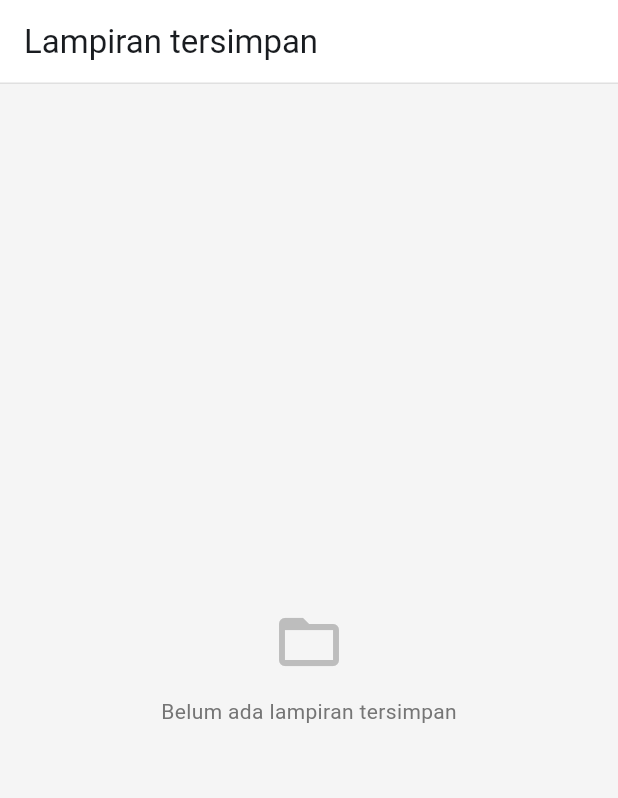
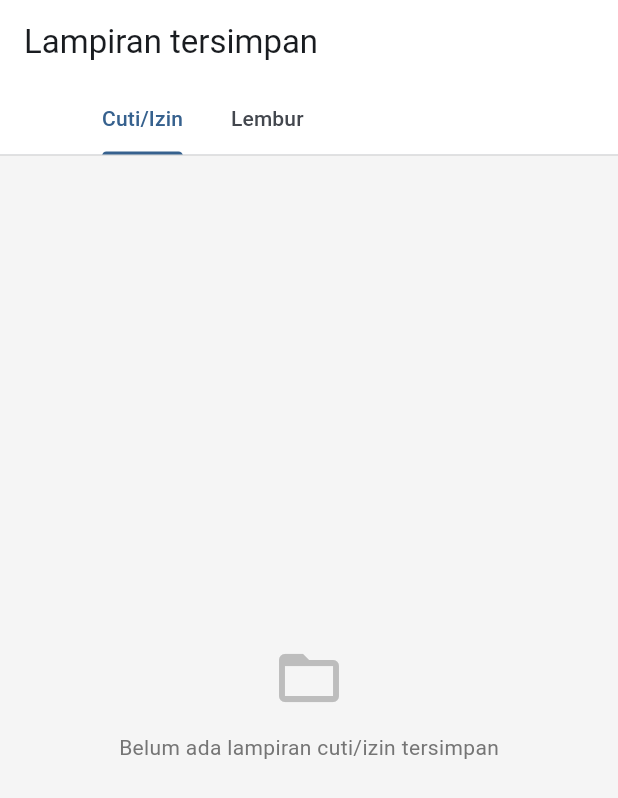
Before and after one commit to SILVERGOLDZ/Logikreasi_Absensi_App, a Flutter app: the DownloadedAttachmentsScreen screen opened by its route, on a phone screen of 412 x 824 dp. Shown: the top 798 px of the screen. Run offline on Flutter 3.47's test engine with Material 3 defaults, Android fonts, the phone set to English and light mode, and no system bars; our stand-ins replace camera, dio, file_picker, firebase_core, firebase_messaging, flutter_local_notifications and 9 more; accounts and stored records are empty; network calls fail.

Commit message:
V1.2.1: fix downloads page->

```diff
--- a/lib/config/attachment_categories.dart
+++ b/lib/config/attachment_categories.dart
@@ -0,0 +1,17 @@
+class AttachmentCategory {
+  final String key;
+  final String label;
+  final String folderName;
+
+  const AttachmentCategory({
+    required this.key,
+    required this.label,
+    required this.folderName,
+  });
+}
+
+const List<AttachmentCategory> kAttachmentCategories = [
+  AttachmentCategory(key: 'leave', label: 'Cuti/Izin', folderName: 'leave_attachments'),
+  AttachmentCategory(key: 'overtime', label: 'Lembur', folderName: 'overtime_attachments'),
+  // tambah kategori baru di sini
+];
--- a/lib/screens/settings/downloaded_attachment_screen.dart
+++ b/lib/screens/settings/downloaded_attachment_screen.dart
@@ -2,6 +2,7 @@ import 'dart:io';
 import 'package:flutter/material.dart';
 import 'package:path_provider/path_provider.dart';
 import '../../widgets/app_scaffold.dart';
+import '../../config/attachment_categories.dart';
 
 class DownloadedAttachmentsScreen extends StatefulWidget {
   const DownloadedAttachmentsScreen({super.key});
@@ -10,7 +11,48 @@ class DownloadedAttachmentsScreen extends StatefulWidget {
   State<DownloadedAttachmentsScreen> createState() => _DownloadedAttachmentsScreenState();
 }
 
-class _DownloadedAttachmentsScreenState extends State<DownloadedAttachmentsScreen> {
+class _DownloadedAttachmentsScreenState extends State<DownloadedAttachmentsScreen>
+    with SingleTickerProviderStateMixin {
+  late final TabController _tab = TabController(length: kAttachmentCategories.length, vsync: this);
+
+  @override
+  void dispose() {
+    _tab.dispose();
+    super.dispose();
+  }
+
+  @override
+  Widget build(BuildContext context) {
+    return AppScaffold(
+      appBar: AppBar(
+        title: const Text('Lampiran tersimpan'),
+        bottom: kAttachmentCategories.length > 1
+            ? TabBar(
+          controller: _tab,
+          isScrollable: true,
+          tabs: kAttachmentCategories.map((c) => Tab(text: c.label)).toList(),
+        )
+            : null,
+      ),
+      body: TabBarView(
+        controller: _tab,
+        children: kAttachmentCategories
+            .map((category) => _CategoryAttachmentList(category: category))
+            .toList(),
+      ),
+    );
+  }
+}
+class _CategoryAttachmentList extends StatefulWidget {
+  const _CategoryAttachmentList({required this.category});
+
+  final AttachmentCategory category;
+
+  @override
+  State<_CategoryAttachmentList> createState() => _CategoryAttachmentListState();
+}
+
+class _CategoryAttachmentListState extends State<_CategoryAttachmentList> {
   bool _loading = true;
   List<File> _files = [];
   int _totalBytes = 0;
@@ -23,7 +65,7 @@ class _DownloadedAttachmentsScreenState extends State<DownloadedAttachmentsScree
 
   Future<Directory> _attachmentDir() async {
     final dir = await getApplicationDocumentsDirectory();
-    return Directory('${dir.path}/leave_attachments');
+    return Directory('${dir.path}/${widget.category.folderName}');
   }
 
   Future<void> _loadFiles() async {
@@ -91,7 +133,7 @@ class _DownloadedAttachmentsScreenState extends State<DownloadedAttachmentsScree
     final confirmed = await showDialog<bool>(
       context: context,
       builder: (ctx) => AlertDialog(
-        title: const Text('Hapus semua lampiran?'),
+        title: Text('Hapus semua lampiran ${widget.category.label}?'),
         content: Text('${_files.length} file akan dihapus permanen dari perangkat ini.'),
         actions: [
           TextButton(onPressed: () => Navigator.pop(ctx, false), child: const Text('Batal')),
@@ -125,40 +167,42 @@ class _DownloadedAttachmentsScreenState extends State<DownloadedAttachmentsScree
 
   @override
   Widget build(BuildContext context) {
-    return AppScaffold(
-      appBar: AppBar(
-        title: const Text('Lampiran tersimpan'),
-        actions: [
-          if (_files.isNotEmpty)
-            IconButton(
-              icon: const Icon(Icons.delete_sweep_outlined),
-              tooltip: 'Hapus semua',
-              onPressed: _confirmDeleteAll,
-            ),
-        ],
-      ),
-      body: _loading
-          ? const Center(child: CircularProgressIndicator())
-          : _files.isEmpty
-          ? Center(
+    if (_loading) {
+      return const Center(child: CircularProgressIndicator());
+    }
+
+    if (_files.isEmpty) {
+      return Center(
         child: Column(
           mainAxisSize: MainAxisSize.min,
           children: [
             Icon(Icons.folder_open, size: 48, color: Colors.grey.shade400),
             const SizedBox(height: 12),
-            Text('Belum ada lampiran tersimpan', style: TextStyle(color: Colors.grey.shade600)),
+            Text('Belum ada lampiran ${widget.category.label.toLowerCase()} tersimpan', style: TextStyle(color: Colors.grey.shade600)),
           ],
         ),
-      )
-          : Column(
+      );
+    }
+
+    return Column(
       children: [
         Container(
           width: double.infinity,
           padding: const EdgeInsets.all(16),
           color: Colors.grey.shade50,
-            child: Text(
+          child: Row(
+            mainAxisAlignment: MainAxisAlignment.spaceBetween,
+            children: [
+              Text(
                 '${_files.length} file · ${_formatSize(_totalBytes)} total',
                 style: TextStyle(fontSize: 13, color: Colors.grey.shade700),
+              ),
+              TextButton.icon(
+                onPressed: _confirmDeleteAll,
+                icon: const Icon(Icons.delete_sweep_outlined, size: 18, color: Colors.red),
+                label: const Text('Hapus semua', style: TextStyle(color: Colors.red)),
+              ),
+            ],
           ),
         ),
         Expanded(
@@ -195,7 +239,6 @@ class _DownloadedAttachmentsScreenState extends State<DownloadedAttachmentsScree
           ),
         ),
       ],
-      ),
     );
   }
 }
```
Lines whose indentation alone changed are shown as unchanged.
